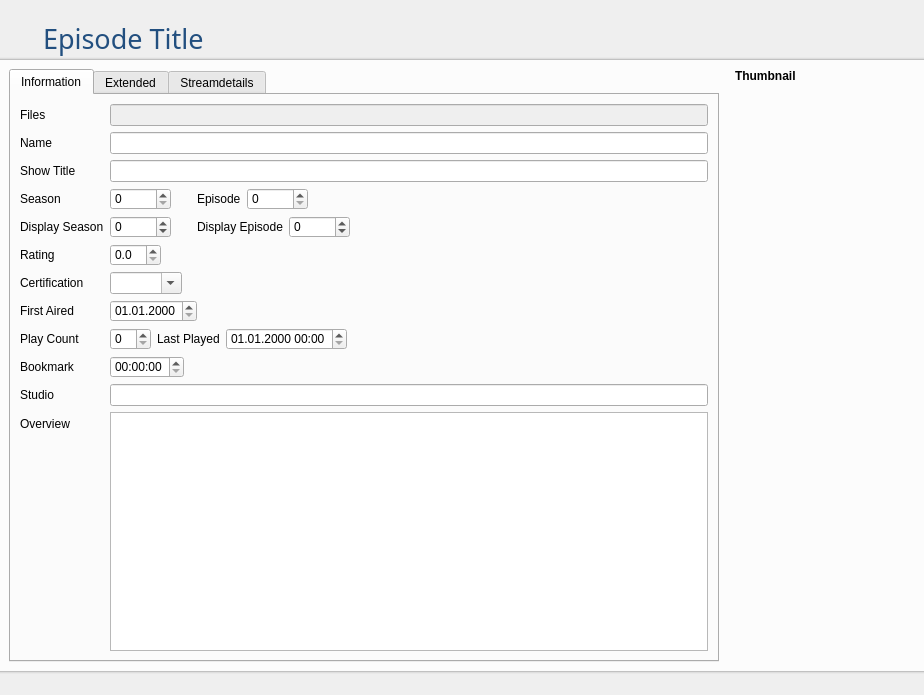
Old version of the form tvShows/TvShowWidgetEpisode.ui in the repository Komet/MediaElch.
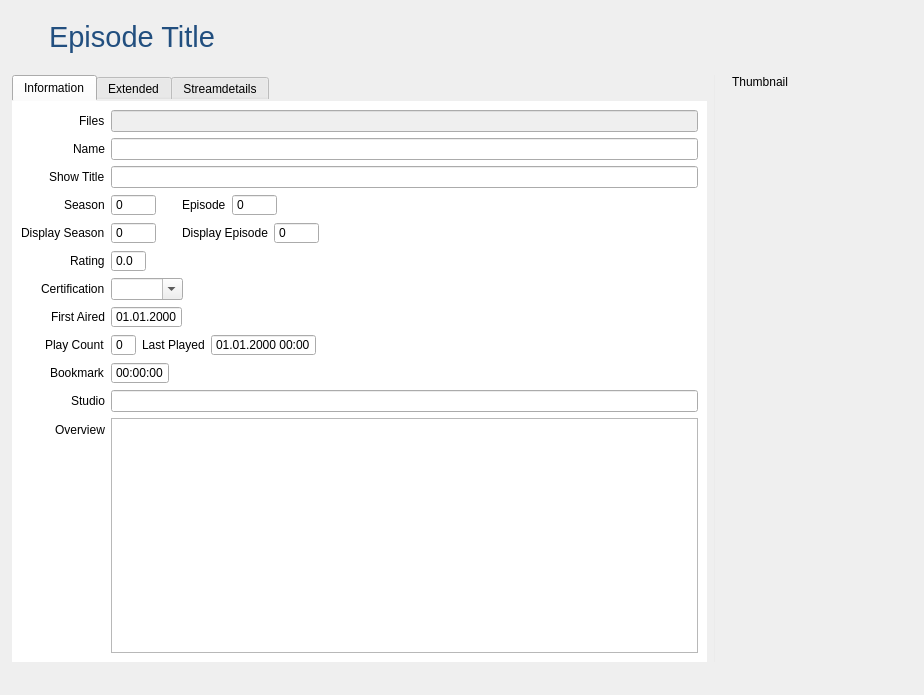
New version of the form. The open tabs and pages were chosen to show the change. Icons and pictures are not drawn. Custom widgets are drawn as their Qt base class.

Commit message: Completed layout changes

Patch:
```diff
--- a/tvShows/TvShowWidgetEpisode.ui
+++ b/tvShows/TvShowWidgetEpisode.ui
@@ -13,10 +13,17 @@
   <property name="windowTitle">
    <string>Form</string>
   </property>
-  <layout class="QVBoxLayout" name="verticalLayout" stretch="0,0,1,0">
-   <property name="spacing">
-    <number>0</number>
-   </property>
+  <property name="styleSheet">
+   <string notr="true">#tabWidget {
+	border: 0;
+}
+
+#tab, #tab_2, #tab1 {
+	background-color: #ffffff;
+}
+</string>
+  </property>
+  <layout class="QVBoxLayout" name="verticalLayout" stretch="0,1">
    <property name="leftMargin">
     <number>0</number>
    </property>
@@ -73,8 +80,8 @@
       <widget class="QLabel" name="episodeName">
        <property name="font">
         <font>
-         <family>Pathway Gothic One</family>
-         <pointsize>20</pointsize>
+         <family>Helvetica Neue</family>
+         <pointsize>22</pointsize>
         </font>
        </property>
        <property name="styleSheet">
@@ -107,33 +114,14 @@
      </item>
     </layout>
    </item>
-   <item>
-    <widget class="QWidget" name="widget" native="true">
-     <property name="minimumSize">
-      <size>
-       <width>0</width>
-       <height>3</height>
-      </size>
-     </property>
-     <property name="maximumSize">
-      <size>
-       <width>16777215</width>
-       <height>3</height>
-      </size>
-     </property>
-     <property name="styleSheet">
-      <string notr="true">background-color: qlineargradient(spread:pad, x1:1, y1:1, x2:1, y2:0, stop:0 rgba(100, 100, 100, 255), stop:0.2 rgba(100, 100, 100, 50), stop:1 rgba(255, 255, 255, 0));
-</string>
-     </property>
-    </widget>
-   </item>
    <item>
     <widget class="QGroupBox" name="groupBox_3">
      <property name="styleSheet">
       <string notr="true">QGroupBox {
 	border-radius: 0;
-	background-color: rgba(255, 255, 255, 200);
-}</string>
+	background-color: transparent;
+}
+</string>
      </property>
      <property name="title">
       <string/>
@@ -160,6 +148,9 @@
             <property name="rowWrapPolicy">
              <enum>QFormLayout::WrapLongRows</enum>
             </property>
+            <property name="labelAlignment">
+             <set>Qt::AlignRight|Qt::AlignTrailing|Qt::AlignVCenter</set>
+            </property>
             <item row="0" column="0">
              <widget class="QLabel" name="label">
               <property name="text">
@@ -205,6 +196,9 @@
              <layout class="QHBoxLayout" name="horizontalLayout_6">
               <item>
                <widget class="QSpinBox" name="season">
+                <property name="buttonSymbols">
+                 <enum>QAbstractSpinBox::NoButtons</enum>
+                </property>
                 <property name="maximum">
                  <number>99999</number>
                 </property>
@@ -235,6 +229,9 @@
               </item>
               <item>
                <widget class="QSpinBox" name="episode">
+                <property name="buttonSymbols">
+                 <enum>QAbstractSpinBox::NoButtons</enum>
+                </property>
                 <property name="maximum">
                  <number>99999</number>
                 </property>
@@ -258,6 +255,9 @@
             </item>
             <item row="5" column="1">
              <widget class="QDoubleSpinBox" name="rating">
+              <property name="buttonSymbols">
+               <enum>QAbstractSpinBox::NoButtons</enum>
+              </property>
               <property name="decimals">
                <number>1</number>
               </property>
@@ -292,6 +292,9 @@
             </item>
             <item row="7" column="1">
              <widget class="QDateEdit" name="firstAired">
+              <property name="buttonSymbols">
+               <enum>QAbstractSpinBox::NoButtons</enum>
+              </property>
               <property name="displayFormat">
                <string>dd.MM.yyyy</string>
               </property>
@@ -328,6 +331,9 @@
              <layout class="QHBoxLayout" name="horizontalLayout_7">
               <item>
                <widget class="QSpinBox" name="displaySeason">
+                <property name="buttonSymbols">
+                 <enum>QAbstractSpinBox::NoButtons</enum>
+                </property>
                 <property name="minimum">
                  <number>-1</number>
                 </property>
@@ -361,6 +367,9 @@
               </item>
               <item>
                <widget class="QSpinBox" name="displayEpisode">
+                <property name="buttonSymbols">
+                 <enum>QAbstractSpinBox::NoButtons</enum>
+                </property>
                 <property name="minimum">
                  <number>-1</number>
                 </property>
@@ -374,7 +383,11 @@
             <item row="8" column="1">
              <layout class="QHBoxLayout" name="horizontalLayout">
               <item>
-               <widget class="QSpinBox" name="playCount"/>
+               <widget class="QSpinBox" name="playCount">
+                <property name="buttonSymbols">
+                 <enum>QAbstractSpinBox::NoButtons</enum>
+                </property>
+               </widget>
               </item>
               <item>
                <widget class="QLabel" name="label_11">
@@ -385,6 +398,9 @@
               </item>
               <item>
                <widget class="QDateTimeEdit" name="lastPlayed">
+                <property name="buttonSymbols">
+                 <enum>QAbstractSpinBox::NoButtons</enum>
+                </property>
                 <property name="displayFormat">
                  <string>dd.MM.yyyy HH:mm</string>
                 </property>
@@ -401,6 +417,9 @@
             </item>
             <item row="9" column="1">
              <widget class="QTimeEdit" name="epBookmark">
+              <property name="buttonSymbols">
+               <enum>QAbstractSpinBox::NoButtons</enum>
+              </property>
               <property name="displayFormat">
                <string>HH:mm:ss</string>
               </property>
@@ -1002,6 +1021,25 @@
         </widget>
        </widget>
       </item>
+      <item>
+       <widget class="Line" name="line">
+        <property name="styleSheet">
+         <string notr="true">color: #ebebeb;</string>
+        </property>
+        <property name="frameShadow">
+         <enum>QFrame::Plain</enum>
+        </property>
+        <property name="lineWidth">
+         <number>1</number>
+        </property>
+        <property name="midLineWidth">
+         <number>0</number>
+        </property>
+        <property name="orientation">
+         <enum>Qt::Vertical</enum>
+        </property>
+       </widget>
+      </item>
       <item>
        <layout class="QVBoxLayout" name="verticalLayout_4">
         <property name="leftMargin">
@@ -1012,12 +1050,6 @@
         </property>
         <item>
          <widget class="QLabel" name="labelThumbnail">
-          <property name="font">
-           <font>
-            <weight>75</weight>
-            <bold>true</bold>
-           </font>
-          </property>
           <property name="text">
            <string>Thumbnail</string>
           </property>
@@ -1078,26 +1110,6 @@
      </layout>
     </widget>
    </item>
-   <item>
-    <widget class="QWidget" name="widget_2" native="true">
-     <property name="minimumSize">
-      <size>
-       <width>0</width>
-       <height>3</height>
-      </size>
-     </property>
-     <property name="maximumSize">
-      <size>
-       <width>16777215</width>
-       <height>3</height>
-      </size>
-     </property>
-     <property name="styleSheet">
-      <string notr="true">background-color: qlineargradient(spread:pad, x1:1, y1:0, x2:1, y2:1, stop:0 rgba(100, 100, 100, 255), stop:0.2 rgba(100, 100, 100, 50), stop:1 rgba(255, 255, 255, 0));
-</string>
-     </property>
-    </widget>
-   </item>
   </layout>
  </widget>
  <customwidgets>
@@ -1106,17 +1118,17 @@
    <extends>QLabel</extends>
    <header>smallWidgets/MyLabel.h</header>
   </customwidget>
-  <customwidget>
-   <class>ClosableImage</class>
-   <extends>QLabel</extends>
-   <header>smallWidgets/ClosableImage.h</header>
-  </customwidget>
   <customwidget>
    <class>MediaFlags</class>
    <extends>QWidget</extends>
    <header>smallWidgets/MediaFlags.h</header>
    <container>1</container>
   </customwidget>
+  <customwidget>
+   <class>ClosableImage</class>
+   <extends>QLabel</extends>
+   <header>smallWidgets/ClosableImage.h</header>
+  </customwidget>
  </customwidgets>
  <resources>
   <include location="../MediaElch.qrc"/>
```
Left out of the diff: 125 changed lines with no effect on the pictures. The commit also changes 32 other files.
